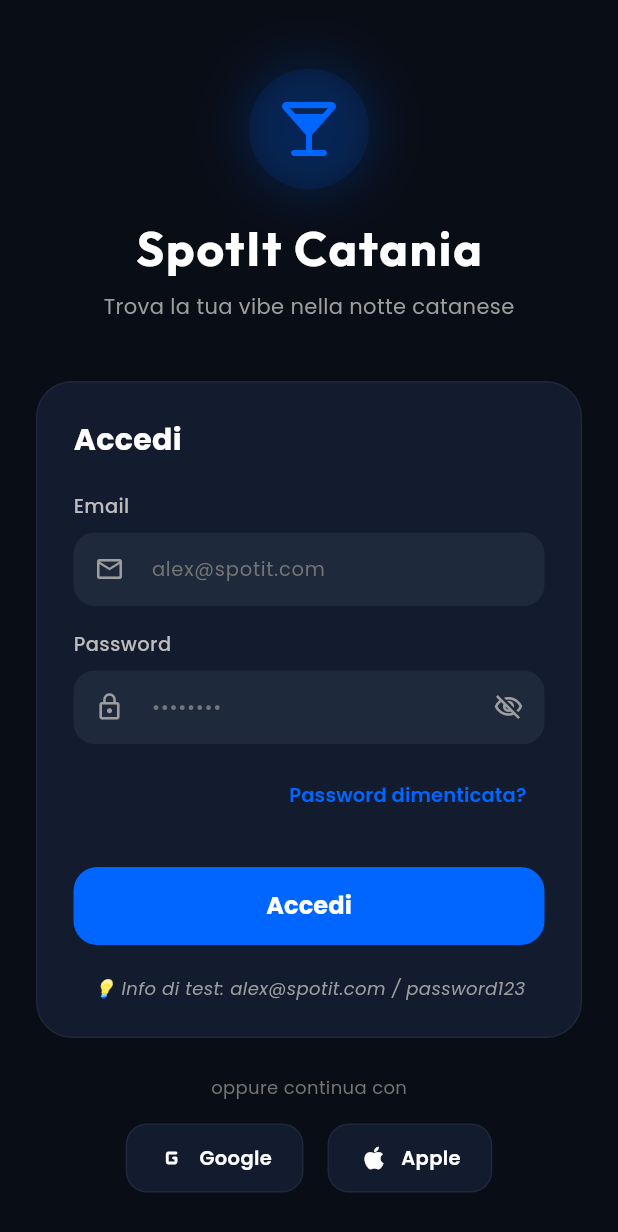
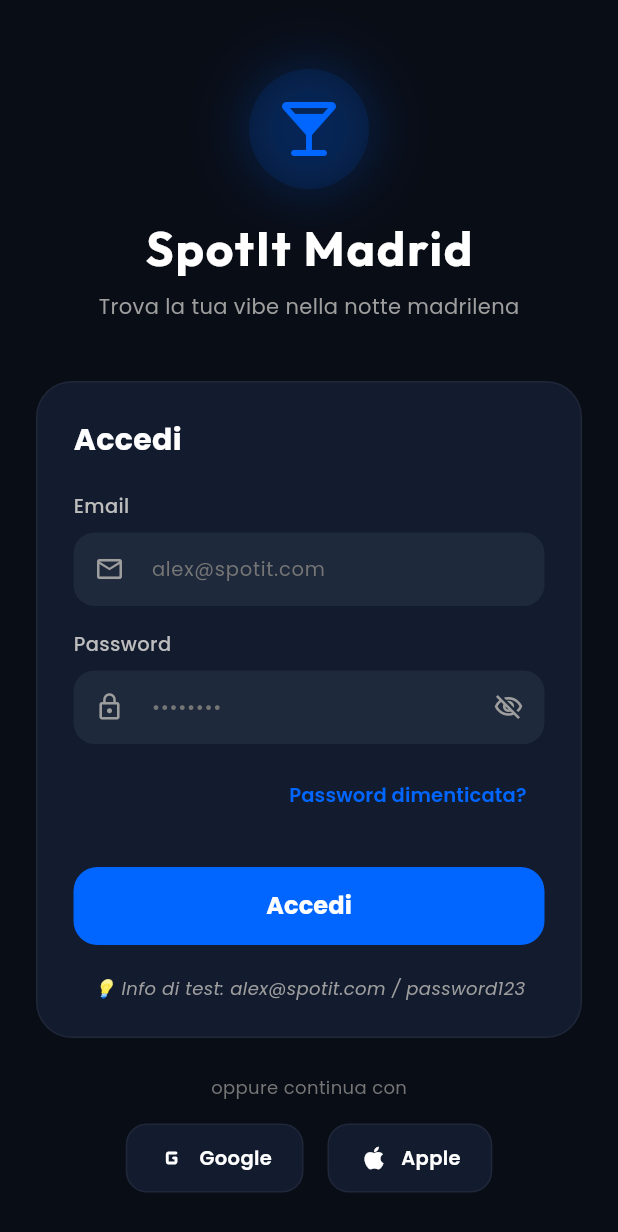
Before and after one commit to spotit123/spotit, a Flutter app: the screen it shows after launch, on a phone screen of 412 x 824 dp. Shown: the top 1232 px of the screen. Run offline on Flutter 3.47's test engine with Material 3 defaults, Android fonts, the phone set to English and light mode, and no system bars; our stand-ins replace flutter_map, google_fonts, latlong2, shared_preferences; accounts and stored records are empty.

Commit message:
fix: align app to Madrid (map center, labels, placeholder contacts)
Co-Authored-By: Claude Sonnet 5.5 <noreply@anthropic.com>
Claude-Session: https://claude.ai/code/session_01PJC2TxKmfiVZyK36pYU1sa

```diff
--- a/lib/data/mock_data.dart
+++ b/lib/data/mock_data.dart
@@ -15,8 +15,8 @@ final List<Bar> mockBars = [
     imageUrl: 'https://images.unsplash.com/photo-1514362545857-3bc16c4c7d1b?auto=format&fit=crop&w=600&q=80',
     distance: 0.6,
     popularDrinks: ['Etna Mule', 'Negroni del Capo', 'Gin Tonic Siciliano'],
-    phone: '+39 095 250 0112',
-    website: 'https://www.lachiavecatania.it',
+    phone: '+34 910 000 000',
+    website: 'N/D',
     openingHours: {
       'Lunedì - Domenica': '19:00 - 02:30',
     },
@@ -64,8 +64,8 @@ final List<Bar> mockBars = [
     imageUrl: 'https://images.unsplash.com/photo-1574096079513-d8259312b785?auto=format&fit=crop&w=600&q=80',
     distance: 0.7,
     popularDrinks: ['Vermut Rojo', 'Negroni Blanco', 'Madrid Mule'],
-    phone: '+39 342 983 1120',
-    website: 'https://www.vermutcatania.it',
+    phone: '+34 910 000 000',
+    website: 'N/D',
     openingHours: {
       'Lunedì - Domenica': '18:00 - 02:00',
     },
@@ -112,8 +112,8 @@ final List<Bar> mockBars = [
     imageUrl: 'https://images.unsplash.com/photo-1470337458703-46ad1756a187?auto=format&fit=crop&w=600&q=80',
     distance: 0.9,
     popularDrinks: ['Smoked Boulevardier', 'Sartorial Sour', 'Old Fashioned Barrique'],
-    phone: '+39 392 411 9887',
-    website: 'https://www.bohememixology.it',
+    phone: '+34 910 000 000',
+    website: 'N/D',
     openingHours: {
       'Martedì - Domenica': '20:00 - 03:00',
       'Lunedì': 'Chiuso',
@@ -153,8 +153,8 @@ final List<Bar> mockBars = [
     imageUrl: 'https://images.unsplash.com/photo-1572116469696-31de0f17cc34?auto=format&fit=crop&w=600&q=80',
     distance: 0.5,
     popularDrinks: ['Etna Rosso DOC', 'Nerello Mascalese', 'Franciacorta Brut'],
-    phone: '+39 095 715 0060',
-    website: 'https://www.razmatazcatania.it',
+    phone: '+34 910 000 000',
+    website: 'N/D',
     openingHours: {
       'Lunedì - Domenica': '12:00 - 01:00',
     },
@@ -192,8 +192,8 @@ final List<Bar> mockBars = [
     imageUrl: 'https://images.unsplash.com/photo-1536935338788-846bb9981813?auto=format&fit=crop&w=600&q=80',
     distance: 0.2,
     popularDrinks: ['Spritz Siculo', 'Zibibbo Cold', 'Paloma Agrumata'],
-    phone: '+39 095 348 2901',
-    website: 'https://www.agorabarcatania.it',
+    phone: '+34 910 000 000',
+    website: 'N/D',
     openingHours: {
       'Lunedì - Domenica': '08:00 - 02:00',
     },
--- a/lib/models/bar.dart
+++ b/lib/models/bar.dart
@@ -18,7 +18,7 @@ class Bar {
   final Map<String, String> openingHours;
   bool isFavorite;
 
-  // Catania Vibe Metrics
+  // Madrid Vibe Metrics
   final List<String> vibeTags;
   int crowdDensity; // Percentage e.g. 65
   String crowdAge;  // e.g. "Gen Z", "20s-30s"
--- a/lib/screens/detail_screen.dart
+++ b/lib/screens/detail_screen.dart
@@ -668,7 +668,7 @@ class _DetailScreenState extends State<DetailScreen> {
 
                       const SizedBox(height: 24),
 
-                      // Real-time Check-In Survey System (Catania Crowd feedback)
+                      // Real-time Check-In Survey System (Madrid Crowd feedback)
                       Container(
                         padding: const EdgeInsets.all(16),
                         decoration: BoxDecoration(
@@ -980,7 +980,7 @@ class _DetailScreenState extends State<DetailScreen> {
                             const SizedBox(width: 12),
                             Expanded(
                               child: Text(
-                                'Situato nella vivace zona nightlife di Catania. Ottima raggiungibilità a piedi.',
+                                'Situato nella vivace zona nightlife di Madrid. Ottima raggiungibilità a piedi.',
                                 style: GoogleFonts.poppins(color: Colors.grey[400], fontSize: 13),
                               ),
                             ),
--- a/lib/screens/home_screen.dart
+++ b/lib/screens/home_screen.dart
@@ -69,7 +69,7 @@ class _HomeScreenState extends State<HomeScreen> {
                         },
                         style: GoogleFonts.poppins(color: Colors.white, fontSize: 14),
                         decoration: InputDecoration(
-                          hintText: 'Cerca bar a Catania...',
+                          hintText: 'Cerca bar a Madrid...',
                           hintStyle: GoogleFonts.poppins(color: Colors.grey[600], fontSize: 13),
                           prefixIcon: const Icon(Icons.search, color: Colors.grey),
                           border: InputBorder.none,
@@ -175,7 +175,7 @@ class _HomeScreenState extends State<HomeScreen> {
 
             const SizedBox(height: 12),
 
-            // Catania Bars List
+            // Madrid Bars List
             Expanded(
               child: filteredBars.isEmpty
                   ? Center(
--- a/lib/screens/login_screen.dart
+++ b/lib/screens/login_screen.dart
@@ -129,7 +129,7 @@ class _LoginScreenState extends State<LoginScreen> {
                       ),
                       const SizedBox(height: 16),
                       Text(
-                        'SpotIt Catania',
+                        'SpotIt Madrid',
                         style: GoogleFonts.outfit(
                           fontSize: 32,
                           fontWeight: FontWeight.bold,
@@ -139,7 +139,7 @@ class _LoginScreenState extends State<LoginScreen> {
                       ),
                       const SizedBox(height: 6),
                       Text(
-                        'Trova la tua vibe nella notte catanese',
+                        'Trova la tua vibe nella notte madrilena',
                         style: GoogleFonts.poppins(
                           color: Colors.grey[500],
                           fontSize: 14,
--- a/lib/screens/map_screen.dart
+++ b/lib/screens/map_screen.dart
@@ -50,7 +50,7 @@ class _MapScreenState extends State<MapScreen> {
           FlutterMap(
             mapController: _mapController,
             options: MapOptions(
-              initialCenter: const LatLng(37.5026, 15.0873), // Catania Center
+              initialCenter: const LatLng(40.4270, -3.7020), // Madrid Center (Malasaña)
               initialZoom: 14.5,
               onTap: (tapPosition, point) {
                 setState(() {
@@ -131,7 +131,7 @@ class _MapScreenState extends State<MapScreen> {
                               child: TextField(
                                 style: GoogleFonts.poppins(color: Colors.white, fontSize: 14),
                                 decoration: InputDecoration(
-                                  hintText: 'Cerca locali a Catania...',
+                                  hintText: 'Cerca locali a Madrid...',
                                   hintStyle: GoogleFonts.poppins(color: Colors.grey[500], fontSize: 13),
                                   border: InputBorder.none,
                                 ),
```
Also changed, not shown: analysis_options.yaml (+9 -0 lines), lib/screens/add_spot_screen.dart (+5 -5 lines), 3 other files.
